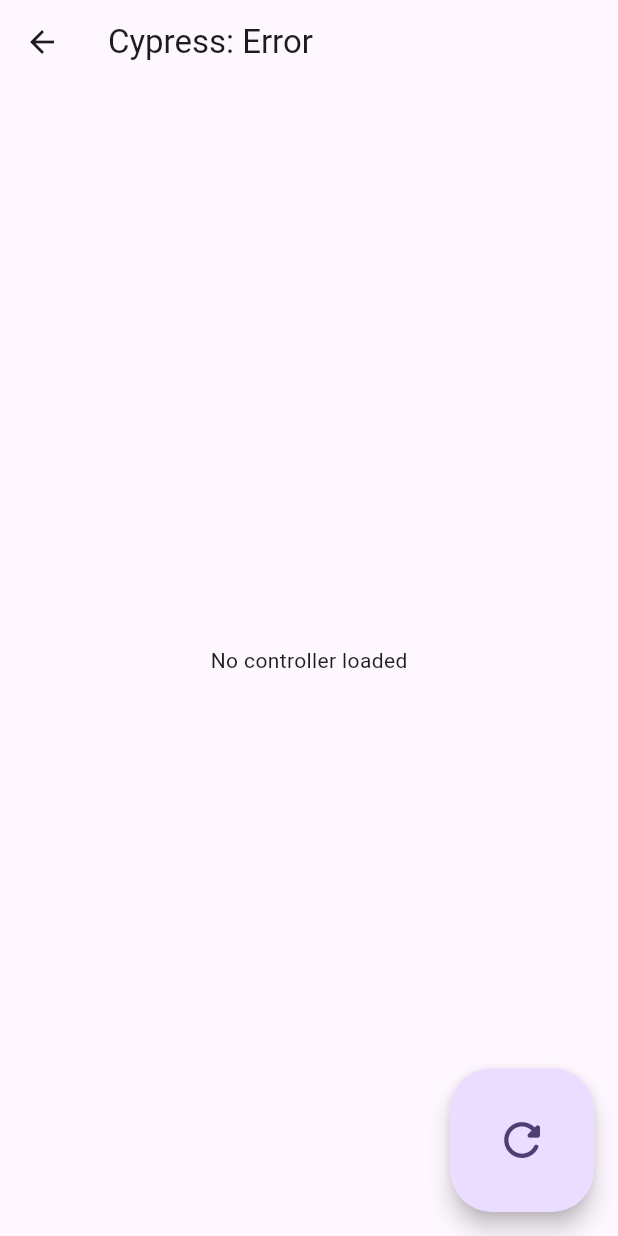
After one commit to jordan-clayton/CPS406-cypress, a Flutter app: the ErrorScreen screen opened directly, on a phone screen of 412 x 824 dp. The commit adds this screen. Run offline on Flutter 3.47's test engine with Material 3 defaults, Android fonts, the phone set to English and light mode, and no system bars; our stand-ins replace equatable, supabase_flutter; accounts and stored records are empty.

Commit message:
WIP started GUI.

```diff
--- a/lib/app/common/constants.dart
+++ b/lib/app/common/constants.dart
@@ -12,3 +12,9 @@ const double haversine = 6371;
 
 const num categoryScore = 0.3;
 const num closeToScore = 0.1;
+
+/// Pass these in as command line arguments, or store accordingly
+/// It's not imperative that these remain hidden, but it would be good to
+/// keep them out of the commit history
+const supabaseAnonKey = '';
+const supabaseURL = '';
--- /dev/null
+++ b/lib/view/client/client_application.dart
@@ -0,0 +1,56 @@
+import 'dart:developer';
+
+import 'package:cypress/view/client/routes/home_screen.dart';
+import 'package:flutter/material.dart';
+
+import '../../app/client/client_controller.dart';
+import '../common/routes/error_screen.dart';
+import '../common/routes/loading_screen.dart';
+
+// NOTE: try to minimize the amount of state required to be maintained across
+// the application.
+
+// So far, the set up is to pass the controller to screens that need it
+// The same applies for data; most of it doesn't need to be stored and can be
+// maintained using functions/constructors.
+
+/// The base (client) application.
+/// Arguments: initializeController, a future that's called on first build
+/// to initialize the app. Shows the loading screen while the future completes.
+class ClientApplication extends StatelessWidget {
+  const ClientApplication({super.key, required this.initializeController});
+
+  final Future<ClientController> initializeController;
+
+  @override
+  Widget build(BuildContext context) {
+    return MaterialApp(
+        title: 'Cypress',
+        theme: ThemeData(
+          colorScheme: ColorScheme.fromSeed(seedColor: Colors.deepPurple),
+          useMaterial3: true,
+        ),
+        home: FutureBuilder<ClientController>(
+            future: initializeController,
+            builder: (context, snapshot) {
+              if (snapshot.connectionState != ConnectionState.done) {
+                return const LoadingScreen();
+              }
+              // If there's no data, something went very wrong
+              if (!snapshot.hasData) {
+                return ErrorScreen(errorMessage: 'No controller loaded');
+              }
+
+              if (snapshot.hasError) {
+                final error = snapshot.error!;
+                log('Controller future encountered an error when loading: ${error.toString()}',
+                    error: error, stackTrace: snapshot.stackTrace);
+                return ErrorScreen(errorMessage: 'Error loading controller');
+              }
+
+              return HomeScreen(
+                controller: snapshot.data!,
+              );
+            }));
+  }
+}
--- /dev/null
+++ b/lib/view/client/routes/report_detail_screen.dart
@@ -0,0 +1,3 @@
+// TODO: this should be a basic 'report in focus screen'
+// It should have buttons for reporting 'malicious'/'duplicate'
+// On reporting a duplicate, this should route to the 'duplicates screen which has the location picker widget'
--- /dev/null
+++ b/lib/view/common/routes/error_screen.dart
@@ -0,0 +1,38 @@
+import 'package:flutter/material.dart';
+
+import '../widgets/adaptive_appbar.dart';
+
+class ErrorScreen extends StatelessWidget {
+  ErrorScreen({super.key, required this.errorMessage});
+
+  final String errorMessage;
+  final ValueNotifier<bool> _retryPressed = ValueNotifier(false);
+
+  @override
+  Widget build(BuildContext context) {
+    return Scaffold(
+      appBar: adaptiveAppBar(title: 'Cypress: Error'),
+      body: Center(child: Text(errorMessage)),
+      floatingActionButton: ValueListenableBuilder(
+        valueListenable: _retryPressed,
+        builder: (context, pressed, child) {
+          return FloatingActionButton.large(
+              onPressed: (pressed)
+                  ? null
+                  : () async {
+                      _retryPressed.value = true;
+                      Navigator.pop(context);
+                      // To give the animation enough time and prevent grandma-clicks
+                      await Future.delayed(const Duration(milliseconds: 200));
+                      if (context.mounted) {
+                        _retryPressed.value = false;
+                      }
+                    },
+              child: (pressed)
+                  ? const CircularProgressIndicator.adaptive()
+                  : const Icon(Icons.refresh_rounded));
+        },
+      ),
+    );
+  }
+}
--- /dev/null
+++ b/lib/view/common/widgets/adaptive_appbar.dart
@@ -0,0 +1,12 @@
+import 'dart:io';
+
+import 'package:flutter/cupertino.dart';
+import 'package:flutter/material.dart';
+
+AppBar adaptiveAppBar({required String title}) => AppBar(
+      title: Text(title),
+      surfaceTintColor: Platform.isIOS ? Colors.transparent : null,
+      shadowColor: Platform.isIOS ? CupertinoColors.darkBackgroundGray : null,
+      scrolledUnderElevation: Platform.isIOS ? .1 : null,
+      toolbarHeight: Platform.isIOS ? 44 : null,
+    );
```
Also changed, not shown: lib/app/client/client_controller.dart (+10 -1 lines), lib/app/common/loading.dart (added, +31 -0 lines), lib/view/client/routes/home_screen.dart (+35 -0 lines), lib/view/client/routes/location_picker_screen.dart (added, +51 -0 lines), lib/view/client/routes/login_screen.dart (+39 -0 lines), lib/view/client/routes/report_form_screen.dart (+25 -0 lines), lib/view/common/routes/loading_screen.dart (+18 -1 lines), lib/view/client/routes/map_location_picker.dart (deleted), lib/view/client/routes/map_report_picker.dart (deleted), lib/view/client/routes/map_report_viewer.dart (deleted), lib/view/client/widgets/map_location_picker.dart (added), lib/view/client/widgets/map_report_picker.dart (added), lib/view/client/widgets/map_report_viewer.dart (added), 1 other file.
